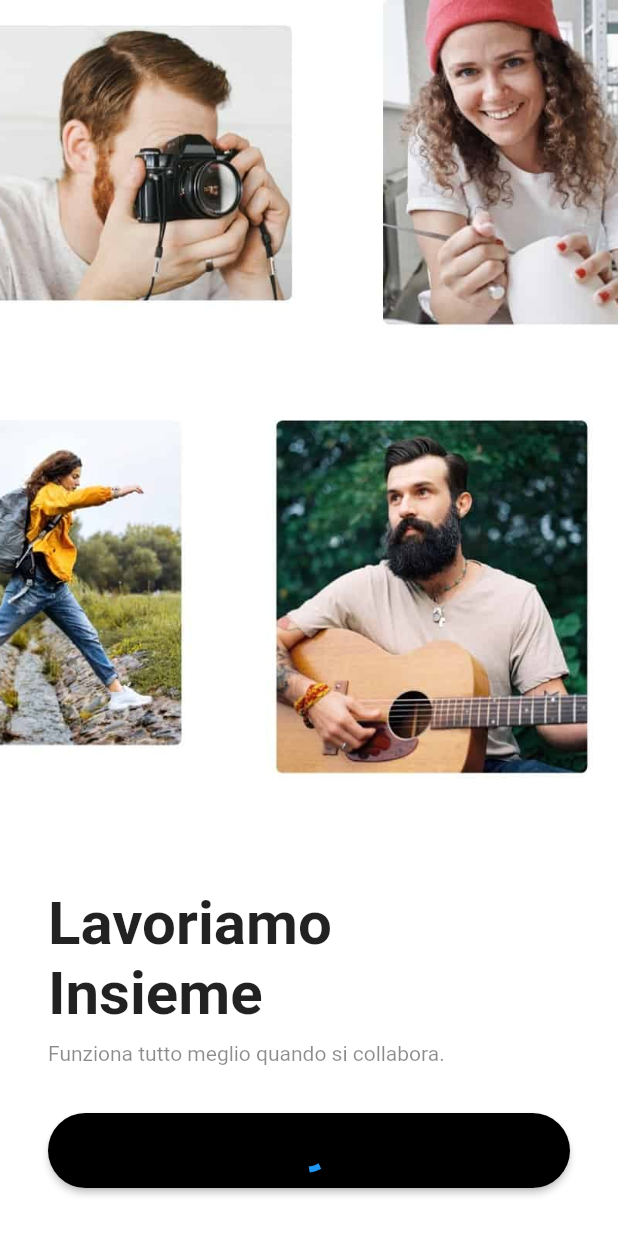
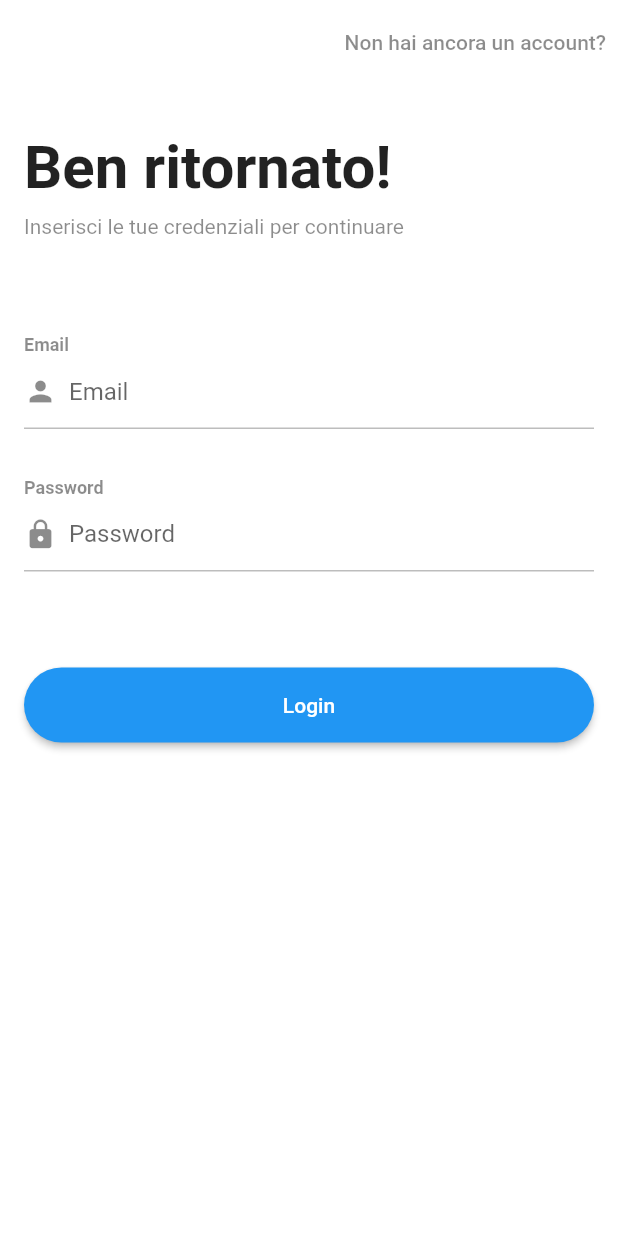
Before and after one commit to ngiuliani-ng/flutter_focus_app, a Flutter app: the screen it shows after launch, on a phone screen of 412 x 824 dp. Run offline on Flutter 3.47's test engine with Material 2 defaults, Android fonts, the phone set to English and light mode, and no system bars.

Commit message:
LoginPage development.

```diff
--- /dev/null
+++ b/lib/components/appButton.dart
@@ -0,0 +1,27 @@
+import 'package:flutter/material.dart';
+
+class AppButton extends StatelessWidget {
+  /// Custom Components.
+  AppButton({
+    @required this.color,
+    @required this.child,
+  });
+
+  final Color color;
+  final Widget child;
+
+  @override
+  Widget build(BuildContext context) {
+    return MaterialButton(
+      height: 50,
+      minWidth: double.infinity,
+      color: color,
+      shape: RoundedRectangleBorder(
+        borderRadius: BorderRadius.circular(25),
+      ),
+      child: child,
+      textColor: Colors.white,
+      onPressed: () {},
+    );
+  }
+}
--- /dev/null
+++ b/lib/components/appFormField.dart
@@ -0,0 +1,66 @@
+import 'package:flutter/material.dart';
+
+class AppFormField extends StatelessWidget {
+  /// Custom Components.
+  AppFormField({
+    @required this.label,
+    @required this.icon,
+    @required this.textInputType,
+    @required this.hintText,
+    @required this.obscureText,
+  });
+
+  final String label;
+  final IconData icon;
+  final TextInputType textInputType;
+  final String hintText;
+  final bool obscureText;
+
+  @override
+  Widget build(BuildContext context) {
+    return Column(
+      crossAxisAlignment: CrossAxisAlignment.start,
+      children: [
+        Text(
+          label,
+          style: TextStyle(
+            fontSize: 12,
+            fontWeight: FontWeight.bold,
+            color: Colors.black45,
+          ),
+        ),
+        Container(
+          decoration: BoxDecoration(
+            border: Border(
+              bottom: BorderSide(
+                color: Colors.black26,
+              ),
+            ),
+          ),
+          child: Row(
+            children: [
+              Icon(
+                icon,
+                color: Colors.black45,
+                size: 22,
+              ),
+              SizedBox(
+                width: 8,
+              ),
+              Expanded(
+                child: TextFormField(
+                  keyboardType: textInputType,
+                  decoration: InputDecoration(
+                    hintText: hintText,
+                    border: InputBorder.none,
+                  ),
+                  obscureText: obscureText,
+                ),
+              ),
+            ],
+          ),
+        ),
+      ],
+    );
+  }
+}
--- a/lib/main.dart
+++ b/lib/main.dart
@@ -2,6 +2,7 @@ import 'package:flutter/material.dart';
 import 'package:flutter/services.dart';
 
 import 'package:flutter_focus_app/pages/auth/splash.dart';
+import 'package:flutter_focus_app/pages/auth/login.dart';
 
 void main() {
   runApp(App());
@@ -13,15 +14,20 @@ class App extends StatelessWidget {
     SystemChrome.setSystemUIOverlayStyle(
       SystemUiOverlayStyle(
         statusBarColor: Colors.transparent,
-        statusBarIconBrightness: Brightness.dark,
       ),
     );
     return MaterialApp(
       debugShowCheckedModeBanner: false,
+      theme: ThemeData(
+        /// Modificando il [primaryColor] con [Colors.White] possono eliminare [statusBarIconBrightness: Brightness.dark].
+        primaryColor: Colors.white,
+        scaffoldBackgroundColor: Colors.white,
+      ),
       routes: {
         SplashPage.routeName: (_) => SplashPage(),
+        LoginPage.routeName: (_) => LoginPage(),
       },
-      initialRoute: SplashPage.routeName,
+      initialRoute: LoginPage.routeName,
     );
   }
 }
--- /dev/null
+++ b/lib/pages/auth/login.dart
@@ -0,0 +1,90 @@
+import 'package:flutter/material.dart';
+
+import 'package:flutter_focus_app/components/appFormField.dart';
+import 'package:flutter_focus_app/components/appButton.dart';
+
+class LoginPage extends StatelessWidget {
+  static String routeName = '/login';
+
+  @override
+  Widget build(BuildContext context) {
+    return Scaffold(
+      appBar: appBar(),
+      body: body(),
+    );
+  }
+
+  Widget appBar() {
+    return AppBar(
+      elevation: 0,
+      actions: [
+        TextButton(
+          onPressed: () {},
+          child: Text(
+            'Non hai ancora un account?',
+            style: TextStyle(
+              color: Colors.black45,
+            ),
+          ),
+        ),
+      ],
+    );
+  }
+
+  Widget body() {
+    return Padding(
+      padding: EdgeInsets.all(16),
+      child: Column(
+        crossAxisAlignment: CrossAxisAlignment.start,
+        children: [
+          SizedBox(
+            height: 16,
+          ),
+          Text(
+            'Ben ritornato!',
+            style: TextStyle(
+              fontSize: 40,
+              fontWeight: FontWeight.bold,
+            ),
+          ),
+          SizedBox(
+            height: 8,
+          ),
+          Text(
+            'Inserisci le tue credenziali per continuare',
+            style: TextStyle(
+              color: Colors.black45,
+            ),
+          ),
+          SizedBox(
+            height: 64,
+          ),
+          AppFormField(
+            label: 'Email',
+            icon: Icons.person,
+            textInputType: TextInputType.emailAddress,
+            hintText: 'Email',
+            obscureText: false,
+          ),
+          SizedBox(
+            height: 32,
+          ),
+          AppFormField(
+            label: 'Password',
+            icon: Icons.lock,
+            textInputType: TextInputType.text,
+            hintText: 'Password',
+            obscureText: true,
+          ),
+          SizedBox(
+            height: 64,
+          ),
+          AppButton(
+            color: Colors.blue,
+            child: Text('Login'),
+          ),
+        ],
+      ),
+    );
+  }
+}
--- a/lib/pages/auth/splash.dart
+++ b/lib/pages/auth/splash.dart
@@ -1,4 +1,6 @@
 import 'package:flutter/material.dart';
+
+import 'package:flutter_focus_app/components/appButton.dart';
 
 class SplashPage extends StatelessWidget {
   static String routeName = '/splash';
@@ -47,13 +49,8 @@ class SplashPage extends StatelessWidget {
                   SizedBox(
                     height: 32,
                   ),
-                  MaterialButton(
-                    height: 50,
-                    minWidth: double.infinity,
+                  AppButton(
                     color: Colors.black,
-                    shape: RoundedRectangleBorder(
-                      borderRadius: BorderRadius.circular(25),
-                    ),
                     child: SizedBox(
                       height: 25,
                       width: 25,
@@ -64,7 +61,6 @@ class SplashPage extends StatelessWidget {
                         child: CircularProgressIndicator(),
                       ),
                     ),
-                    onPressed: () {},
                   ),
                 ],
               ),
```
Also changed, not shown: 2 other files.
